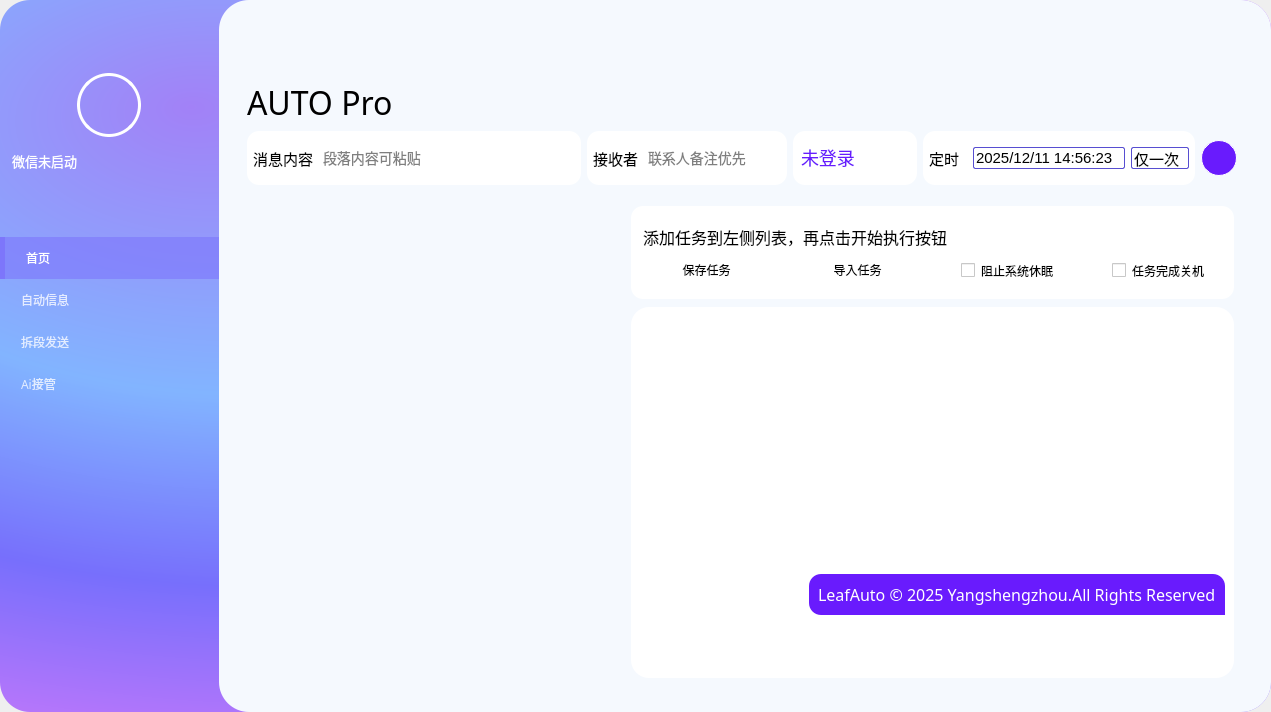
Old version of the form Ui_MainWindow.ui in the repository YangShengzhou03/LeafAutoFly.
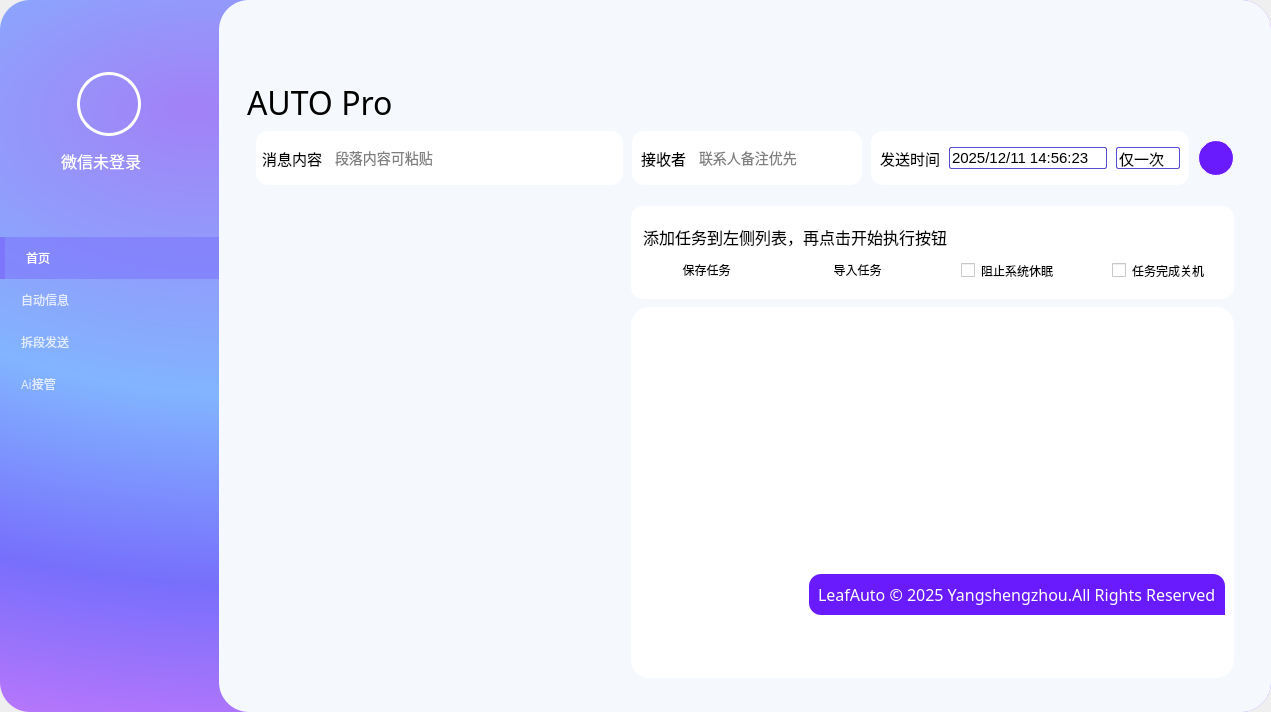
New version of the form. The open tabs and pages were chosen to show the change. Icons and pictures are not drawn.

```diff
--- a/Ui_MainWindow.ui
+++ b/Ui_MainWindow.ui
@@ -194,7 +194,7 @@
                <property name="frameShadow">
                 <enum>QFrame::Raised</enum>
                </property>
-               <layout class="QHBoxLayout" name="horizontalLayout_4">
+               <layout class="QHBoxLayout" name="horizontalLayout_4" stretch="0,1,0">
                 <property name="spacing">
                  <number>0</number>
                 </property>
@@ -211,23 +211,117 @@
                  <number>6</number>
                 </property>
                 <item>
-                 <widget class="QLabel" name="userName_label">
-                  <property name="font">
-                   <font>
-                    <family>微软雅黑 Light</family>
-                    <pointsize>10</pointsize>
-                   </font>
+                 <spacer name="horizontalSpacer_7">
+                  <property name="orientation">
+                   <enum>Qt::Horizontal</enum>
+                  </property>
+                  <property name="sizeHint" stdset="0">
+                   <size>
+                    <width>40</width>
+                    <height>20</height>
+                   </size>
+                  </property>
+                 </spacer>
+                </item>
+                <item>
+                 <widget class="QComboBox" name="comboBox_nickName">
+                  <property name="sizePolicy">
+                   <sizepolicy hsizetype="Minimum" vsizetype="Fixed">
+                    <horstretch>0</horstretch>
+                    <verstretch>0</verstretch>
+                   </sizepolicy>
+                  </property>
+                  <property name="minimumSize">
+                   <size>
+                    <width>15</width>
+                    <height>0</height>
+                   </size>
+                  </property>
+                  <property name="maximumSize">
+                   <size>
+                    <width>190</width>
+                    <height>16777215</height>
+                   </size>
                   </property>
                   <property name="styleSheet">
-                   <string notr="true">color: #ffffff;
-font-size: 10pt;
-qproperty-alignment: AlignCenter;</string>
+                   <string notr="true">QComboBox {
+    background-color: rgba(0, 0, 0, 0);
+    border: 0px;
+    color: white;
+    font-size: 16px;
+    padding-right: 0px;
+    padding-left: 9px;
+    text-align: center;
+    text-align-last: center;
+    qproperty-alignment: AlignCenter;
+}
+
+QComboBox:hover {
+    background-color: rgba(255, 255, 255, 0.1);
+}
+
+QComboBox:focus {
+    border: 0px;
+}
+
+QComboBox::drop-down {
+    subcontrol-origin: padding;
+    subcontrol-position: top right;
+    width: 20px;
+    height: 20px;
+    border: none;
+    background-color: rgba(255, 255, 255, 0);
+}
+
+QComboBox::drop-down:hover {
+    background-color: rgba(255, 255, 255, 0.2);
+}
+
+QComboBox::drop-down:pressed {
+    background-color: rgba(255, 255, 255, 0.3);
+}
+
+QComboBox::down-arrow {
+    image: url(&quot;resources/img/List/下拉.svg&quot;);
+    width: 28px;
+    height: 28px;
+    right: 2px;
+    top: 2px;
+}
+
+QComboBox QAbstractItemView {
+    background-color: white;
+    border: 1px solid #CCCCCC;
+    border-radius: 0;
+    color: black;
+    font-size: 16px;
+    padding: 4px;
+    selection-background-color: #4A67FF;
+    selection-color: white;
+    text-align: center;
+    outline: 0;
+}</string>
                   </property>
-                  <property name="text">
-                   <string>微信未启动</string>
-                  </property>
+                  <item>
+                   <property name="text">
+                    <string>微信未登录</string>
+                   </property>
+                  </item>
                  </widget>
                 </item>
+                <item>
+                 <spacer name="horizontalSpacer_8">
+                  <property name="orientation">
+                   <enum>Qt::Horizontal</enum>
+                  </property>
+                  <property name="sizeHint" stdset="0">
+                   <size>
+                    <width>40</width>
+                    <height>20</height>
+                   </size>
+                  </property>
+                 </spacer>
+                </item>
                </layout>
               </widget>
              </item>
@@ -2683,21 +2777,21 @@
                  </item>
                  <item>
                   <widget class="QFrame" name="DataInput">
-                   <layout class="QHBoxLayout" name="horizontalLayout_5" stretch="0,0,0,0,0">
+                   <layout class="QHBoxLayout" name="horizontalLayout_5" stretch="0,0,0,0">
                     <property name="spacing">
-                     <number>6</number>
+                     <number>9</number>
                     </property>
                     <property name="sizeConstraint">
                      <enum>QLayout::SetDefaultConstraint</enum>
                     </property>
                     <property name="leftMargin">
-                     <number>0</number>
+                     <number>9</number>
                     </property>
                     <property name="topMargin">
                      <number>6</number>
                     </property>
                     <property name="rightMargin">
-                     <number>6</number>
+                     <number>9</number>
                     </property>
                     <property name="bottomMargin">
                      <number>6</number>
@@ -2734,7 +2828,7 @@
                       </property>
                       <layout class="QHBoxLayout" name="horizontalLayout_22">
                        <property name="spacing">
-                        <number>6</number>
+                        <number>9</number>
                        </property>
                        <property name="sizeConstraint">
                         <enum>QLayout::SetDefaultConstraint</enum>
@@ -2861,7 +2955,7 @@
                       </property>
                       <property name="maximumSize">
                        <size>
-                        <width>226</width>
+                        <width>230</width>
                         <height>16777215</height>
                        </size>
                       </property>
@@ -2877,16 +2971,16 @@
                       </property>
                       <layout class="QHBoxLayout" name="horizontalLayout_12">
                        <property name="spacing">
-                        <number>6</number>
+                        <number>9</number>
                        </property>
                        <property name="leftMargin">
-                        <number>6</number>
+                        <number>9</number>
                        </property>
                        <property name="topMargin">
                         <number>0</number>
                        </property>
                        <property name="rightMargin">
-                        <number>6</number>
+                        <number>9</number>
                        </property>
                        <property name="bottomMargin">
                         <number>0</number>
@@ -2947,121 +3041,6 @@
                       </layout>
                      </widget>
                     </item>
-                    <item>
-                     <widget class="QFrame" name="frame_37">
-                      <property name="sizePolicy">
-                       <sizepolicy hsizetype="Preferred" vsizetype="Preferred">
-                        <horstretch>0</horstretch>
-                        <verstretch>0</verstretch>
-                       </sizepolicy>
-                      </property>
-                      <property name="minimumSize">
-                       <size>
-                        <width>124</width>
-                        <height>54</height>
-                       </size>
-                      </property>
-                      <property name="maximumSize">
-                       <size>
-                        <width>226</width>
-                        <height>16777215</height>
-                       </size>
-                      </property>
-                      <property name="styleSheet">
-                       <string notr="true">background-color: rgb(255, 255, 255);
-border-radius:12px</string>
-                      </property>
-                      <property name="frameShape">
-                       <enum>QFrame::StyledPanel</enum>
-                      </property>
-                      <property name="frameShadow">
-                       <enum>QFrame::Raised</enum>
-                      </property>
-                      <layout class="QHBoxLayout" name="horizontalLayout_20" stretch="1">
-                       <property name="spacing">
-                        <number>2</number>
-                       </property>
-                       <property name="leftMargin">
-                        <number>6</number>
-                       </property>
-                       <property name="topMargin">
-                        <number>0</number>
-                       </property>
-                       <property name="rightMargin">
-                        <number>6</number>
-                       </property>
-                       <property name="bottomMargin">
-                        <number>0</number>
-                       </property>
-                       <item>
-                        <widget class="QComboBox" name="comboBox_wxName">
-                         <property name="sizePolicy">
-                          <sizepolicy hsizetype="Preferred" vsizetype="Fixed">
-                           <horstretch>0</horstretch>
-                           <verstretch>0</verstretch>
-                          </sizepolicy>
-                         </property>
-                         <property name="minimumSize">
-                          <size>
-                           <width>56</width>
-                           <height>0</height>
-                          </size>
-                         </property>
-                         <property name="maximumSize">
-                          <size>
-                           <width>16777215</width>
-                           <height>16777215</height>
-                          </size>
-                         </property>
-                         <property name="styleSheet">
-                          <string notr="true">QComboBox {
-    background-color: #FFFFFF;
-    border: 0px solid rgb(87, 78, 209);
-    border-radius: 0px;
-    color: rgb(105, 27, 253);
-    font-size: 18px;
-    padding-right: 0;
-    text-align: center;
-    padding-left: 2px;
-}
-
-QComboBox:hover {
-    background-color: rgba(229, 228, 253, 0.2);
-}
-
-QComboBox:focus {
-    border-color: rgb(35, 26, 132);
-}
-
-QComboBox::drop-down {
-    width: 0px;
-}
-
-QComboBox::down-arrow {
-    image: none;
-}
-
-QComboBox QAbstractItemView {
-    background-color: #FFFFFF;
-    border: 0px;
-    border-radius: 4px;
-    color: rgb(0, 0, 0);
-    font-size: 15px;
-    padding: 0px;
-    selection-background-color: rgb(229, 228, 253);
-    selection-color: rgb(0, 0, 0);
-}</string>
-                         </property>
-                         <item>
-                          <property name="text">
-                           <string>未登录</string>
-                          </property>
-                         </item>
-                        </widget>
-                       </item>
-                      </layout>
-                     </widget>
-                    </item>
                     <item>
                      <widget class="QFrame" name="frame_45">
                       <property name="sizePolicy">
@@ -3072,7 +3051,7 @@
                       </property>
                       <property name="minimumSize">
                        <size>
-                        <width>272</width>
+                        <width>278</width>
                         <height>54</height>
                        </size>
                       </property>
@@ -3091,16 +3070,16 @@
                       </property>
                       <layout class="QHBoxLayout" name="horizontalLayout_96">
                        <property name="spacing">
-                        <number>6</number>
+                        <number>9</number>
                        </property>
                        <property name="leftMargin">
-                        <number>6</number>
+                        <number>9</number>
                        </property>
                        <property name="topMargin">
                         <number>0</number>
                        </property>
                        <property name="rightMargin">
-                        <number>6</number>
+                        <number>9</number>
                        </property>
                        <property name="bottomMargin">
                         <number>0</number>
@@ -3119,7 +3098,7 @@
 }</string>
                          </property>
                          <property name="text">
-                          <string>定时</string>
+                          <string>发送时间</string>
                          </property>
                         </widget>
                        </item>
@@ -3133,13 +3112,13 @@
                          </property>
                          <property name="minimumSize">
                           <size>
-                           <width>152</width>
+                           <width>158</width>
                            <height>0</height>
                           </size>
                          </property>
                          <property name="maximumSize">
                           <size>
-                           <width>156</width>
+                           <width>158</width>
                            <height>16777215</height>
                           </size>
                          </property>
@@ -3200,7 +3179,7 @@
                          </property>
                          <property name="minimumSize">
                           <size>
-                           <width>58</width>
+                           <width>64</width>
                            <height>0</height>
                           </size>
                          </property>
```
Left out of the diff: 4 changed lines with no effect on the pictures.
